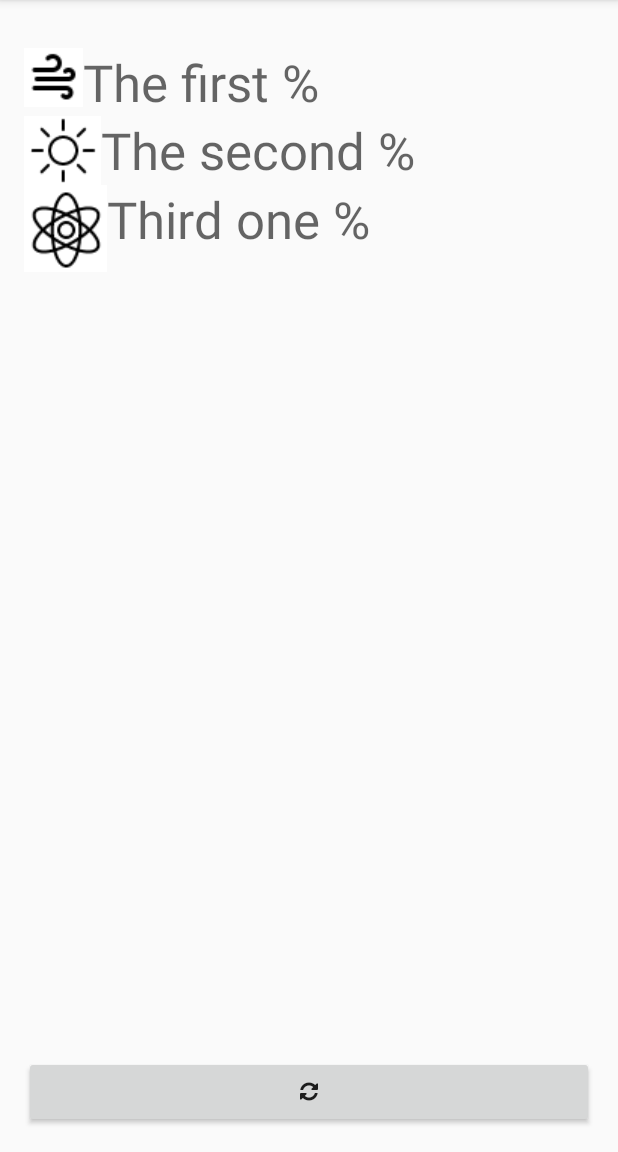
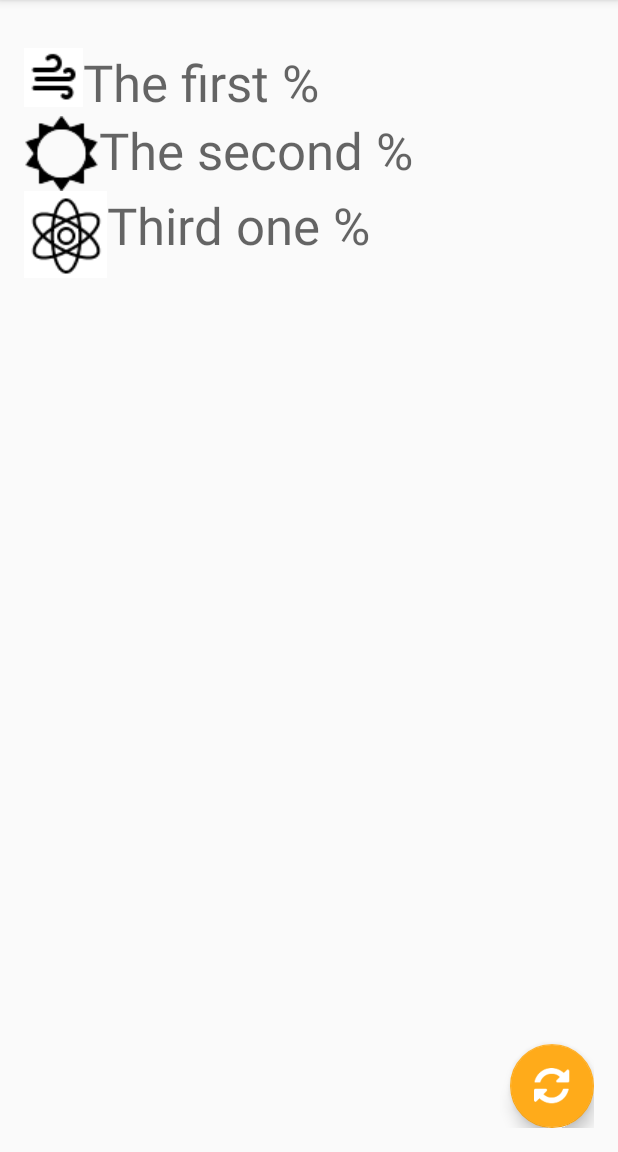
Before and after one commit to walliski/How-am-I-powered, an Android app: the screen it shows after launch (MainActivity), on a phone screen of 412 x 824 dp, the part 84-1236 px from its top. Run offline under Robolectric (Android 15) with nearby library versions, the phone set to English and light mode, and no system bars; 8 statements that could not run were skipped.

Commit message:
Adds floating action button

```diff
--- a/MukiTestApp/app/build.gradle
+++ b/MukiTestApp/app/build.gradle
@@ -22,4 +22,5 @@ dependencies {
     compile fileTree(dir: 'libs', include: ['*.jar'])
     compile project(':muki-api')
     compile 'com.android.support:appcompat-v7:24.2.0'
+    compile 'com.android.support:design:24.2.0'
 }
--- a/MukiTestApp/app/src/main/java/com/muki/MainActivity.java
+++ b/MukiTestApp/app/src/main/java/com/muki/MainActivity.java
@@ -133,8 +133,10 @@ public class MainActivity extends AppCompatActivity {
         });
 
         Typeface font = Typeface.createFromAsset( getAssets(), "fontawesome-webfont.ttf" );
-        Button button = (Button)findViewById( R.id.refresh );
-        button.setTypeface(font);
+        //Button refreshButton = (Button)findViewById( R.id.refresh );
+        //refreshButton.setTypeface(font);
+        //TextView sunIcon = (TextView)findViewById( R.id.sun );
+        //sunIcon.setTypeface(font);
 
         reset(null);
     }
--- a/MukiTestApp/app/src/main/res/layout/activity_main.xml
+++ b/MukiTestApp/app/src/main/res/layout/activity_main.xml
@@ -18,11 +18,6 @@
         android:layout_height="wrap_content"
         android:gravity="center_vertical"
         android:orientation="horizontal">
-
-        <!--ImageView
-            android:layout_width="wrap_content"
-            android:layout_height="wrap_content"
-            android:src="@drawable/bolt"/-->
 
         <EditText
             android:id="@+id/serailNumberText"
@@ -184,5 +179,18 @@
         android:layout_width="match_parent"
         android:layout_height="wrap_content"
         android:onClick="send"
-        android:text="@string/icon_refresh"/>
+        android:text="@string/icon_refresh"
+        android:visibility="gone" />
+
+    <android.support.design.widget.FloatingActionButton
+        android:layout_width="wrap_content"
+        android:layout_height="wrap_content"
+        android:layout_gravity="bottom|right|end"
+        android:clickable="true"
+        android:text="@string/icon_refresh"
+        android:onClick="send"
+        app:fabSize="auto"
+        android:id="@+id/fab"
+        android:src="@drawable/refresh"
+        />
 </LinearLayout>
--- a/MukiTestApp/app/src/main/res/values/colors.xml
+++ b/MukiTestApp/app/src/main/res/values/colors.xml
@@ -2,5 +2,5 @@
 <resources>
     <color name="colorPrimary">#ffab1a</color>
     <color name="colorPrimaryDark">#ffab1a</color>
-    <color name="colorAccent">#FF4081</color>
+    <color name="colorAccent">#ffab1a</color>
 </resources>
--- a/MukiTestApp/app/src/main/res/values/strings.xml
+++ b/MukiTestApp/app/src/main/res/values/strings.xml
@@ -1,4 +1,5 @@
 <resources>
     <string name="app_name">How am I powered?</string>
     <string name="icon_refresh">&#xf021;</string>
+    <string name="icon_sun">&#xf185;</string>
 </resources>
```
Also changed, not shown: MukiTestApp/app/src/main/res/drawable/refresh.png (added), MukiTestApp/app/src/main/res/drawable/sun.png.
